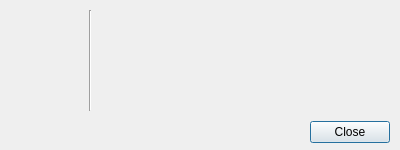
Before: the Qt Designer form src/aboutwindow.ui in eugene-melnik/alexandra, drawn with Qt 5.
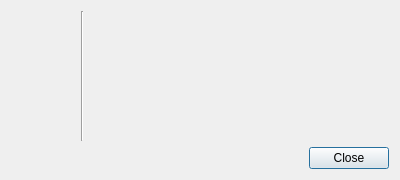
After: the same form once the commit is applied. Icons and pictures are not drawn.

Commit message: About window improvements

```diff
--- a/src/aboutwindow.ui
+++ b/src/aboutwindow.ui
@@ -10,19 +10,19 @@
     <x>0</x>
     <y>0</y>
     <width>400</width>
-    <height>150</height>
+    <height>180</height>
    </rect>
   </property>
   <property name="minimumSize">
    <size>
     <width>400</width>
-    <height>150</height>
+    <height>180</height>
    </size>
   </property>
   <property name="maximumSize">
    <size>
     <width>400</width>
-    <height>150</height>
+    <height>180</height>
    </size>
   </property>
   <property name="windowTitle">
@@ -35,28 +35,15 @@
   <property name="modal">
    <bool>true</bool>
   </property>
-  <widget class="Line" name="line">
-   <property name="geometry">
-    <rect>
-     <x>80</x>
-     <y>10</y>
-     <width>20</width>
-     <height>101</height>
-    </rect>
-   </property>
-   <property name="orientation">
-    <enum>Qt::Vertical</enum>
-   </property>
-  </widget>
+  <layout class="QGridLayout" name="gridLayout">
+   <item row="0" column="0">
+    <layout class="QVBoxLayout" name="vlMain">
+     <item>
+      <layout class="QHBoxLayout" name="hlContent" stretch="0,0,1">
+       <item>
+        <layout class="QVBoxLayout" name="vlPicture">
+         <item>
   <widget class="QLabel" name="image">
-   <property name="geometry">
-    <rect>
-     <x>10</x>
-     <y>10</y>
-     <width>64</width>
-     <height>64</height>
-    </rect>
-   </property>
    <property name="minimumSize">
     <size>
      <width>64</width>
@@ -70,18 +57,47 @@
     </size>
    </property>
    <property name="text">
-    <string/>
-   </property>
-  </widget>
+            <string notr="true">&lt;pic&gt;</string>
+           </property>
+           <property name="alignment">
+            <set>Qt::AlignCenter</set>
+           </property>
+          </widget>
+         </item>
+         <item>
+          <spacer name="vs1">
+           <property name="orientation">
+            <enum>Qt::Vertical</enum>
+           </property>
+           <property name="sizeHint" stdset="0">
+            <size>
+             <width>20</width>
+             <height>40</height>
+            </size>
+           </property>
+          </spacer>
+         </item>
+        </layout>
+       </item>
+       <item>
+        <widget class="Line" name="l1">
+         <property name="orientation">
+          <enum>Qt::Vertical</enum>
+         </property>
+        </widget>
+       </item>
+       <item>
+        <layout class="QVBoxLayout" name="vlText">
+         <property name="spacing">
+          <number>12</number>
+         </property>
+         <item>
+          <layout class="QVBoxLayout" name="vlTextMain">
+           <property name="spacing">
+            <number>0</number>
+           </property>
+           <item>
   <widget class="QLabel" name="lAppName">
-   <property name="geometry">
-    <rect>
-     <x>100</x>
-     <y>10</y>
-     <width>291</width>
-     <height>23</height>
-    </rect>
-   </property>
    <property name="font">
     <font>
      <pointsize>16</pointsize>
@@ -92,78 +108,90 @@
    <property name="text">
     <string notr="true">&lt;appname&gt;</string>
    </property>
-  </widget>
+             <property name="wordWrap">
+              <bool>true</bool>
+             </property>
+            </widget>
+           </item>
+           <item>
   <widget class="QLabel" name="lAppVersion">
-   <property name="geometry">
-    <rect>
-     <x>100</x>
-     <y>35</y>
-     <width>291</width>
-     <height>16</height>
-    </rect>
-   </property>
    <property name="text">
     <string notr="true">&lt;appversion&gt;</string>
    </property>
   </widget>
+           </item>
+          </layout>
+         </item>
+         <item>
+          <layout class="QVBoxLayout" name="vlTextExt">
+           <property name="spacing">
+            <number>0</number>
+           </property>
+           <item>
   <widget class="QLabel" name="lAuthor">
-   <property name="geometry">
-    <rect>
-     <x>100</x>
-     <y>60</y>
-     <width>291</width>
-     <height>16</height>
-    </rect>
-   </property>
    <property name="text">
     <string notr="true">&lt;author&gt;</string>
    </property>
-  </widget>
+             <property name="wordWrap">
+              <bool>true</bool>
+             </property>
+            </widget>
+           </item>
+           <item>
   <widget class="QLabel" name="lLicense">
-   <property name="geometry">
-    <rect>
-     <x>100</x>
-     <y>75</y>
-     <width>291</width>
-     <height>16</height>
-    </rect>
-   </property>
    <property name="text">
     <string notr="true">&lt;license&gt;</string>
    </property>
-  </widget>
+             <property name="wordWrap">
+              <bool>true</bool>
+             </property>
+            </widget>
+           </item>
+           <item>
   <widget class="QLabel" name="lAddress">
-   <property name="geometry">
-    <rect>
-     <x>100</x>
-     <y>90</y>
-     <width>291</width>
-     <height>16</height>
-    </rect>
-   </property>
    <property name="text">
     <string notr="true">&lt;addr&gt;</string>
    </property>
    <property name="textFormat">
     <enum>Qt::AutoText</enum>
    </property>
+             <property name="wordWrap">
+              <bool>true</bool>
+             </property>
    <property name="openExternalLinks">
     <bool>true</bool>
    </property>
   </widget>
+           </item>
+          </layout>
+         </item>
+         <item>
+          <spacer name="vs2">
+           <property name="orientation">
+            <enum>Qt::Vertical</enum>
+           </property>
+           <property name="sizeHint" stdset="0">
+            <size>
+             <width>20</width>
+             <height>40</height>
+            </size>
+           </property>
+          </spacer>
+         </item>
+        </layout>
+       </item>
+      </layout>
+     </item>
+     <item>
   <widget class="QDialogButtonBox" name="buttonBox">
-   <property name="geometry">
-    <rect>
-     <x>10</x>
-     <y>120</y>
-     <width>380</width>
-     <height>24</height>
-    </rect>
-   </property>
    <property name="standardButtons">
     <set>QDialogButtonBox::Close</set>
    </property>
   </widget>
+     </item>
+    </layout>
+   </item>
+  </layout>
  </widget>
  <resources>
   <include location="icons/icons.qrc"/>
```
Lines whose indentation alone changed are shown as unchanged. The commit also changes 2 other files.
